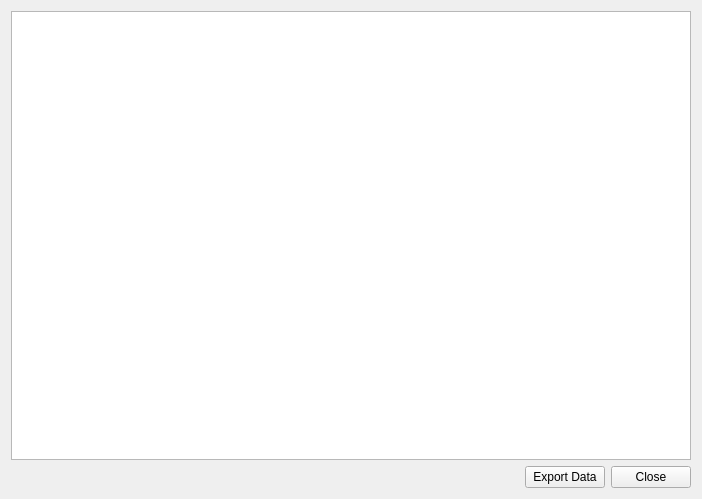
This is assets/qt/smart.ui in WEEE-Open/pesto as Qt 5 draws it before an edit. The edited form follows.
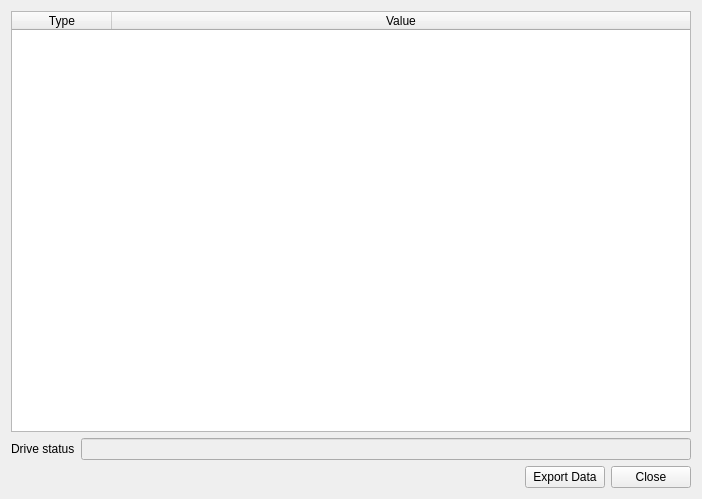
This is the edited form.

Commit message: Implemented the amogus smart data table

Diff of the .ui file:
```diff
--- a/assets/qt/smart.ui
+++ b/assets/qt/smart.ui
@@ -15,15 +15,49 @@
   </property>
   <layout class="QVBoxLayout" name="verticalLayout">
    <item>
-    <widget class="QPlainTextEdit" name="smartPlainText">
-     <property name="enabled">
-      <bool>true</bool>
+    <widget class="QTableWidget" name="tableWidget">
+     <property name="editTriggers">
+      <set>QAbstractItemView::NoEditTriggers</set>
      </property>
-     <property name="readOnly">
+     <attribute name="horizontalHeaderStretchLastSection">
       <bool>true</bool>
-     </property>
+     </attribute>
+     <column>
+      <property name="text">
+       <string>Type</string>
+      </property>
+     </column>
+     <column>
+      <property name="text">
+       <string>Value</string>
+      </property>
+     </column>
     </widget>
    </item>
+   <item>
+    <layout class="QFormLayout" name="formLayout">
+     <item row="0" column="0">
+      <widget class="QLabel" name="label">
+       <property name="text">
+        <string>Drive status</string>
+       </property>
+       <property name="margin">
+        <number>5</number>
+       </property>
+      </widget>
+     </item>
+     <item row="0" column="1">
+      <widget class="QLineEdit" name="statusLineEdit">
+       <property name="enabled">
+        <bool>false</bool>
+       </property>
+       <property name="alignment">
+        <set>Qt::AlignCenter</set>
+       </property>
+      </widget>
+     </item>
+    </layout>
+   </item>
    <item>
     <layout class="QHBoxLayout" name="horizontalLayout">
      <item>
```
The commit also changes 1 other file.
